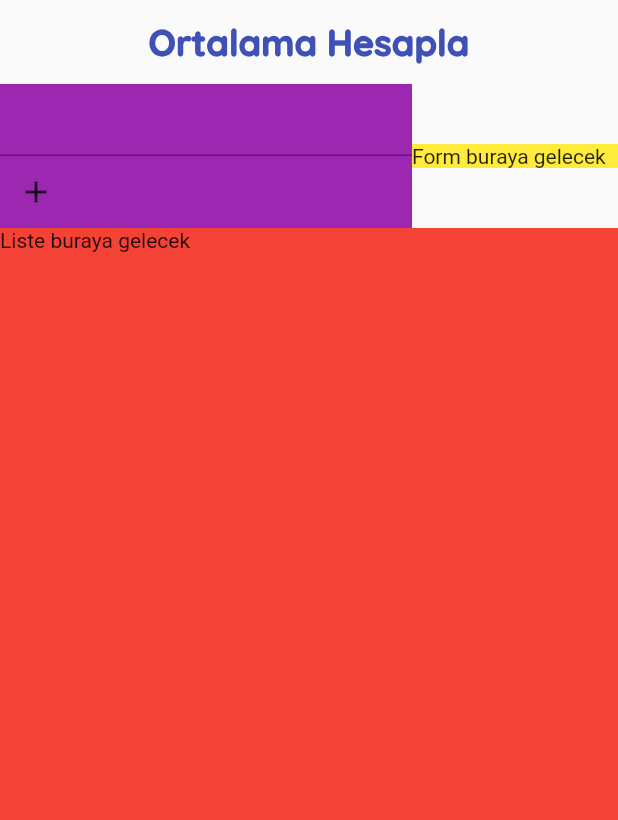
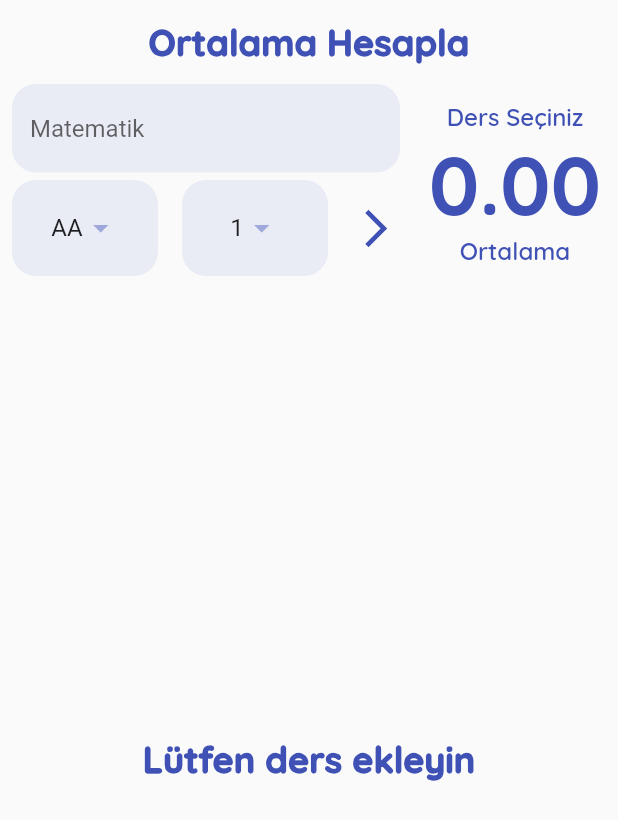
Before and after one commit to salihavci/dinamik_not_ortalamasi, a Flutter app: the screen it shows after launch, on a phone screen of 412 x 824 dp. Shown: the top 820 px of the screen. Run offline on Flutter 3.47's test engine with Material 2 defaults, Android fonts, the phone set to English and light mode, and no system bars; our stand-ins replace google_fonts.

Commit message:
Finished Project

```diff
--- a/lib/constants/app_constant.dart
+++ b/lib/constants/app_constant.dart
@@ -6,4 +6,17 @@ class Constants {
   static const String title = 'Ortalama Hesapla';
   static final TextStyle style = GoogleFonts.quicksand(
       fontSize: 24, fontWeight: FontWeight.w900, color: anaRenk);
+  static BorderRadius borderRadius = BorderRadius.circular(16);
+  static final TextStyle ortalamaGosterBodyStyle = GoogleFonts.quicksand(
+      fontSize: 16, fontWeight: FontWeight.w600, color: anaRenk);
+  static final TextStyle ortalamaStyle = GoogleFonts.quicksand(
+      fontSize: 55, fontWeight: FontWeight.w800, color: anaRenk);
+
+  static final dropdownPadding = EdgeInsets.symmetric(
+    horizontal: 16,
+    vertical: 8,
+  );
+  static final yatayPadding8 = EdgeInsets.symmetric(
+    horizontal: 8,
+  );
 }
--- /dev/null
+++ b/lib/helper/data_helper.dart
@@ -0,0 +1,86 @@
+import 'package:dinamik_not_ortalamasi/model/ders.dart';
+import 'package:flutter/material.dart';
+
+class DataHelper {
+  static List<Ders> tumEklenenDersler = [];
+
+  static dersEkle(Ders ders) {
+    tumEklenenDersler.add(ders);
+    print(ortalamaHesapla());
+  }
+
+  static double ortalamaHesapla() {
+    double toplamNot = 0;
+    double toplamKredi = 0;
+    tumEklenenDersler.forEach((element) {
+      toplamNot = toplamNot + element.krediDegeri * element.harfDegeri;
+      toplamKredi += element.krediDegeri;
+    });
+    return toplamNot / toplamKredi;
+  }
+
+  static List<String> _tumDersHarfleri() {
+    return [
+      'AA',
+      'BA',
+      'BB',
+      'CB',
+      'CC',
+      'DC',
+      'DD',
+      'FD',
+      'FF',
+    ];
+  }
+
+  static double _harfiNotaCevir(String harf) {
+    switch (harf) {
+      case 'AA':
+        return 4;
+      case 'BA':
+        return 3.5;
+      case 'BB':
+        return 3;
+      case 'CB':
+        return 2.5;
+      case 'CC':
+        return 2;
+      case 'DC':
+        return 1.5;
+      case 'DD':
+        return 1;
+      case 'FD':
+        return 0.5;
+      case 'FF':
+        return 0;
+      default:
+        return 1;
+    }
+  }
+
+  static List<DropdownMenuItem<double>> tumDerslerinHarfleri() {
+    return _tumDersHarfleri()
+        .map(
+          (e) => DropdownMenuItem(
+            child: Text(e),
+            value: _harfiNotaCevir(e),
+          ),
+        )
+        .toList();
+  }
+
+  static List<int> _tumKrediler() {
+    return List.generate(10, (index) => index++).toList();
+  }
+
+  static List<DropdownMenuItem<double>> tumDerslerinKredileri() {
+    return _tumKrediler()
+        .map(
+          (e) => DropdownMenuItem(
+            child: Text(e.toString()),
+            value: e.toDouble(),
+          ),
+        )
+        .toList();
+  }
+}
--- /dev/null
+++ b/lib/model/ders.dart
@@ -0,0 +1,15 @@
+class Ders {
+  final String isim;
+  final double harfDegeri;
+  final double krediDegeri;
+
+  Ders(
+      {required this.isim,
+      required this.harfDegeri,
+      required this.krediDegeri});
+  @override
+  String toString() {
+    // TODO: implement toString
+    return '$isim, $harfDegeri, $krediDegeri';
+  }
+}
--- /dev/null
+++ b/lib/widgets/ders_listesi.dart
@@ -0,0 +1,55 @@
+import 'package:dinamik_not_ortalamasi/constants/app_constant.dart';
+import 'package:dinamik_not_ortalamasi/helper/data_helper.dart';
+import 'package:flutter/material.dart';
+
+class DersListesi extends StatelessWidget {
+  final Function onDismiss;
+  const DersListesi({required this.onDismiss, Key? key}) : super(key: key);
+
+  @override
+  Widget build(BuildContext context) {
+    return DataHelper.tumEklenenDersler.length > 0
+        ? ListView.builder(
+            itemCount: DataHelper.tumEklenenDersler.length,
+            itemBuilder: (context, index) {
+              return Dismissible(
+                key: UniqueKey(),
+                //Silinecek elemanın key değerine UniqueKey değeri veriyor
+                direction: DismissDirection.startToEnd,
+                // onDismissed: (direction) {
+                //   DataHelper.tumEklenenDersler.removeAt(index);
+                // },
+                onDismissed: (direction) {
+                  onDismiss(index);
+                },
+                child: Padding(
+                  padding: const EdgeInsets.all(2.0),
+                  child: Card(
+                    child: ListTile(
+                      title: Text(
+                        DataHelper.tumEklenenDersler[index].isim,
+                      ),
+                      leading: CircleAvatar(
+                        backgroundColor: Constants.anaRenk,
+                        child: Text((DataHelper
+                                    .tumEklenenDersler[index].harfDegeri *
+                                DataHelper.tumEklenenDersler[index].krediDegeri)
+                            .toStringAsFixed(0)),
+                      ),
+                      subtitle: Text(
+                          "Kredi Değeri : ${DataHelper.tumEklenenDersler[index].krediDegeri} kredi, Not değeri : ${DataHelper.tumEklenenDersler[index].harfDegeri}"),
+                    ),
+                  ),
+                ),
+              );
+            })
+        : Container(
+            child: Center(
+              child: Text(
+                'Lütfen ders ekleyin',
+                style: Constants.style,
+              ),
+            ),
+          );
+  }
+}
--- /dev/null
+++ b/lib/widgets/harf_dropdown_widget.dart
@@ -0,0 +1,42 @@
+import 'package:dinamik_not_ortalamasi/constants/app_constant.dart';
+import 'package:dinamik_not_ortalamasi/helper/data_helper.dart';
+import 'package:flutter/material.dart';
+
+class HarfDropdownWidget extends StatefulWidget {
+  final Function onHarfSecildi;
+  const HarfDropdownWidget({required this.onHarfSecildi, Key? key})
+      : super(key: key);
+
+  @override
+  State<HarfDropdownWidget> createState() => _HarfDropdownWidgetState();
+}
+
+class _HarfDropdownWidgetState extends State<HarfDropdownWidget> {
+  double secilenHarf = 4;
+
+  @override
+  Widget build(BuildContext context) {
+    return Container(
+      alignment: Alignment.center,
+      padding: Constants.dropdownPadding,
+      decoration: BoxDecoration(
+        color: Constants.anaRenk.shade100.withOpacity(0.3),
+        borderRadius: Constants.borderRadius,
+      ),
+      child: DropdownButton<double>(
+        elevation: 16,
+        iconEnabledColor: Constants.anaRenk.shade200,
+        value: secilenHarf,
+        items: DataHelper.tumDerslerinHarfleri(),
+        underline: Container(),
+        onChanged: (secilenDeger) {
+          setState(() {
+            secilenHarf = secilenDeger!;
+            print("Deger : $secilenHarf");
+            widget.onHarfSecildi(secilenHarf);
+          });
+        },
+      ),
+    );
+  }
+}
--- /dev/null
+++ b/lib/widgets/kredi_dropdown_widget.dart
@@ -0,0 +1,42 @@
+import 'package:dinamik_not_ortalamasi/constants/app_constant.dart';
+import 'package:dinamik_not_ortalamasi/helper/data_helper.dart';
+import 'package:flutter/material.dart';
+
+class KrediDropdownWidget extends StatefulWidget {
+  final Function onKrediSecildi;
+  const KrediDropdownWidget({required this.onKrediSecildi, Key? key})
+      : super(key: key);
+
+  @override
+  State<KrediDropdownWidget> createState() => _KrediDropdownWidgetState();
+}
+
+class _KrediDropdownWidgetState extends State<KrediDropdownWidget> {
+  double secilenKredi = 1;
+
+  @override
+  Widget build(BuildContext context) {
+    return Container(
+      alignment: Alignment.center,
+      padding: Constants.dropdownPadding,
+      decoration: BoxDecoration(
+        color: Constants.anaRenk.shade100.withOpacity(0.3),
+        borderRadius: Constants.borderRadius,
+      ),
+      child: DropdownButton<double>(
+        elevation: 16,
+        iconEnabledColor: Constants.anaRenk.shade200,
+        value: secilenKredi,
+        items: DataHelper.tumDerslerinKredileri(),
+        underline: Container(),
+        onChanged: (secilenDeger) {
+          setState(() {
+            secilenKredi = secilenDeger!;
+            print("Deger : $secilenKredi");
+            widget.onKrediSecildi(secilenKredi);
+          });
+        },
+      ),
+    );
+  }
+}
--- /dev/null
+++ b/lib/widgets/ortalama_goster_widget.dart
@@ -0,0 +1,32 @@
+import 'package:dinamik_not_ortalamasi/constants/app_constant.dart';
+import 'package:flutter/material.dart';
+
+class OrtalamaGoster extends StatelessWidget {
+  final double ortalama;
+  final int dersSayisi;
+  const OrtalamaGoster(
+      {required this.dersSayisi, required this.ortalama, Key? key})
+      : super(key: key);
+
+  @override
+  Widget build(BuildContext context) {
+    return Column(
+      mainAxisAlignment: MainAxisAlignment.center,
+      crossAxisAlignment: CrossAxisAlignment.center,
+      children: [
+        Text(
+          dersSayisi > 0 ? '$dersSayisi Ders Girildi' : 'Ders Seçiniz',
+          style: Constants.ortalamaGosterBodyStyle,
+        ),
+        Text(
+          ortalama >= 0 ? '${ortalama.toStringAsFixed(2)}' : '0.00',
+          style: Constants.ortalamaStyle,
+        ),
+        Text(
+          'Ortalama',
+          style: Constants.ortalamaGosterBodyStyle,
+        ),
+      ],
+    );
+  }
+}
--- a/lib/widgets/ortalama_hesapla_page.dart
+++ b/lib/widgets/ortalama_hesapla_page.dart
@@ -1,4 +1,10 @@
 import 'package:dinamik_not_ortalamasi/constants/app_constant.dart';
+import 'package:dinamik_not_ortalamasi/helper/data_helper.dart';
+import 'package:dinamik_not_ortalamasi/model/ders.dart';
+import 'package:dinamik_not_ortalamasi/widgets/ders_listesi.dart';
+import 'package:dinamik_not_ortalamasi/widgets/harf_dropdown_widget.dart';
+import 'package:dinamik_not_ortalamasi/widgets/kredi_dropdown_widget.dart';
+import 'package:dinamik_not_ortalamasi/widgets/ortalama_goster_widget.dart';
 import 'package:flutter/material.dart';
 
 class OrtalamaHesaplaApp extends StatefulWidget {
@@ -9,10 +15,14 @@ class OrtalamaHesaplaApp extends StatefulWidget {
 }
 
 class _OrtalamaHesaplaAppState extends State<OrtalamaHesaplaApp> {
-  var _formKey = GlobalKey<FormState>();
+  var formKey = GlobalKey<FormState>();
+  double secilenHarf = 4;
+  double secilenKredi = 1;
+  String girilenDersAdi = '';
   @override
   Widget build(BuildContext context) {
     return Scaffold(
+      resizeToAvoidBottomInset: false,
       appBar: AppBar(
         backgroundColor: Colors.transparent,
         elevation: 0,
@@ -26,34 +36,28 @@ class _OrtalamaHesaplaAppState extends State<OrtalamaHesaplaApp> {
       body: Column(
         crossAxisAlignment: CrossAxisAlignment.stretch,
         children: [
-          //Form
-          //Liste
-          // Container(
-          //   child: Text('Form buraya gelecek'),
-          //   color: Colors.red,
-          // ),
           Row(
             children: [
               Expanded(
                 flex: 2,
-                child: Container(
-                  child: _buildForm(),
-                  color: Colors.purple,
-                ),
+                child: _buildForm(),
               ),
               Expanded(
                 flex: 1,
-                child: Container(
-                  child: Text('Form buraya gelecek'),
-                  color: Colors.yellow,
+                child: OrtalamaGoster(
+                  dersSayisi: DataHelper.tumEklenenDersler.length,
+                  ortalama: DataHelper.ortalamaHesapla(),
                 ),
               ),
             ],
           ),
           Expanded(
-            child: Container(
-              child: Text('Liste buraya gelecek'),
-              color: Colors.red,
+            child: DersListesi(
+              onDismiss: (index) {
+                setState(() {
+                  DataHelper.tumEklenenDersler.removeAt(index);
+                });
+              },
             ),
           ),
         ],
@@ -63,18 +67,92 @@ class _OrtalamaHesaplaAppState extends State<OrtalamaHesaplaApp> {
 
   Widget _buildForm() {
     return Form(
-      key: _formKey,
+      key: formKey,
       child: Column(
         children: [
-          TextFormField(),
+          Padding(
+            padding: Constants.yatayPadding8,
+            child: _buildTextFormField(),
+          ),
+          SizedBox(
+            height: 5,
+          ),
           Row(
+            mainAxisAlignment: MainAxisAlignment.spaceBetween,
             children: [
               //2 Dropdown
-              IconButton(onPressed: () {}, icon: Icon(Icons.add)),
+              Expanded(
+                child: Padding(
+                  padding: Constants.yatayPadding8,
+                  child: HarfDropdownWidget(
+                    onHarfSecildi: (harf) {
+                      secilenHarf = harf!;
+                    },
+                  ),
+                ),
+              ),
+              Expanded(
+                child: Padding(
+                  padding: Constants.yatayPadding8,
+                  child: KrediDropdownWidget(
+                    onKrediSecildi: (kredi) {
+                      secilenKredi = kredi;
+                    },
+                  ),
+                ),
+              ),
+              IconButton(
+                onPressed: () {
+                  if (formKey.currentState!.validate()) {
+                    setState(() {
+                      formKey.currentState!.save();
+                      var eklenecekDers = Ders(
+                          isim: girilenDersAdi,
+                          harfDegeri: secilenHarf,
+                          krediDegeri: secilenKredi);
+                      DataHelper.dersEkle(eklenecekDers);
+                    });
+                  }
+                },
+                icon: Icon(
+                  Icons.arrow_forward_ios,
+                ),
+                color: Constants.anaRenk,
+                iconSize: 30,
+              ),
             ],
-          )
+          ),
+          SizedBox(
+            height: 5,
+          ),
         ],
       ),
     );
   }
+
+  _buildTextFormField() {
+    return TextFormField(
+      onSaved: (deger) {
+        setState(() {
+          girilenDersAdi = deger!;
+        });
+      },
+      validator: (value) {
+        if (value!.length <= 0) {
+          return 'Ders adını giriniz';
+        } else {
+          return null;
+        }
+      },
+      decoration: InputDecoration(
+        hintText: 'Matematik',
+        border: OutlineInputBorder(
+          borderRadius: Constants.borderRadius,
+          borderSide: BorderSide.none,
+        ),
+        filled: true,
+        fillColor: Constants.anaRenk.shade100.withOpacity(0.3),
+      ),
+    );
+  }
 }
```
